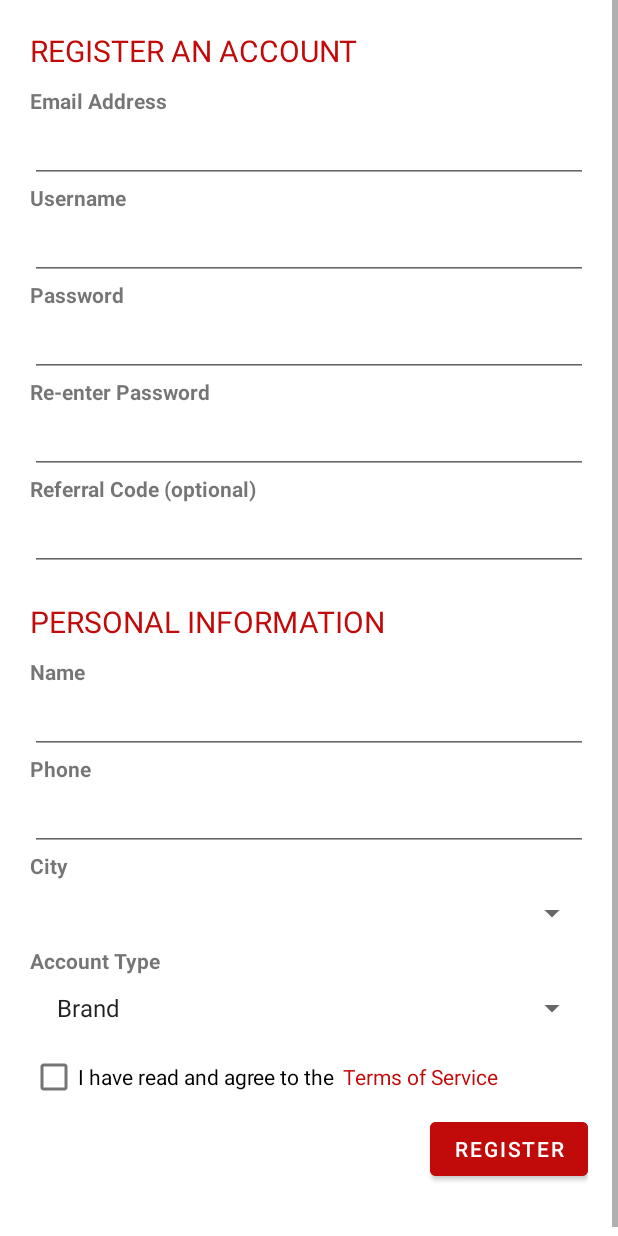
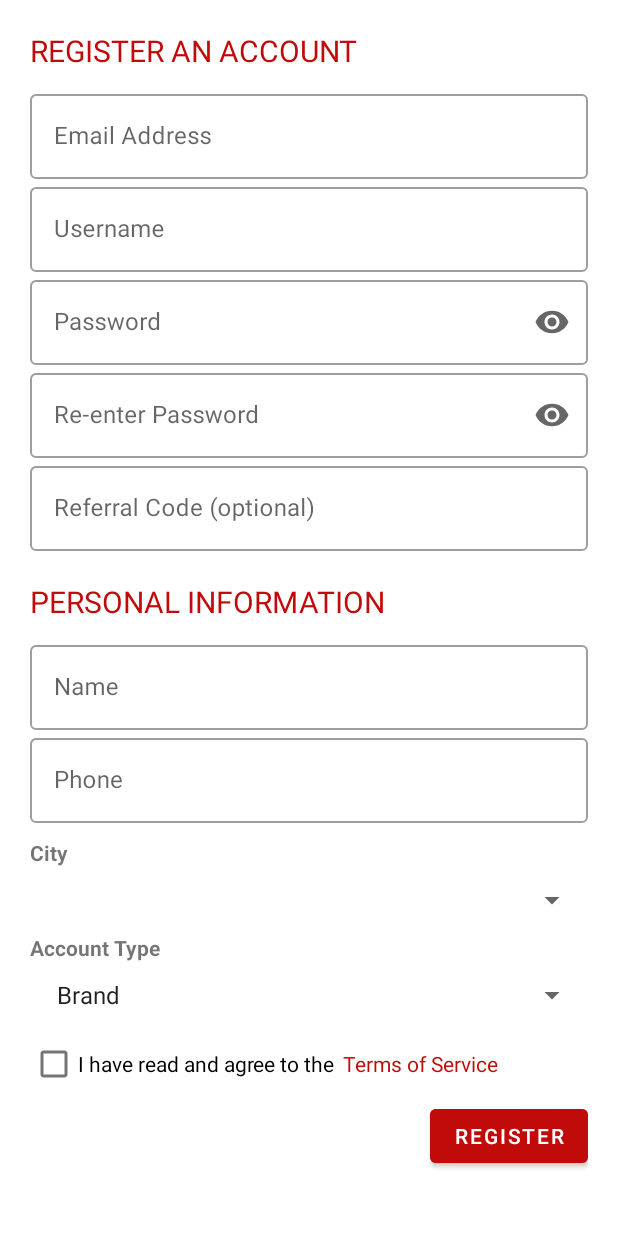
Before and after one commit to lumianecron/OnMarcy, an Android app: the RegisterFragment screen opened through its navigation route, on a phone screen of 412 x 824 dp. Run offline under Robolectric (Android 15) with nearby library versions, the light colour scheme and no system bars; libraries missing offline, so code that uses them is left out: com.toptoche.searchablespinnerlibrary; plain views replace SearchableSpinner.

Commit message:
layout changes

```diff
--- a/onmarcy/app/build.gradle
+++ b/onmarcy/app/build.gradle
@@ -60,4 +60,5 @@ dependencies {
 
     implementation 'de.hdodenhof:circleimageview:3.1.0'
     implementation 'com.github.bumptech.glide:glide:4.11.0'
+    api 'com.google.android.material:material:1.1.0-alpha06'
 }
--- a/onmarcy/app/src/main/java/com/android/onmarcy/LoginFragment.java
+++ b/onmarcy/app/src/main/java/com/android/onmarcy/LoginFragment.java
@@ -18,6 +18,8 @@ import android.widget.EditText;
 import android.widget.TextView;
 import android.widget.Toast;
 
+import com.google.android.material.textfield.TextInputEditText;
+import com.google.android.material.textfield.TextInputLayout;
 import com.google.gson.Gson;
 
 import org.json.JSONException;
@@ -31,7 +33,7 @@ import model.User;
  * create an instance of this fragment.
  */
 public class LoginFragment extends Fragment {
-    EditText edtUsername, edtPassword;
+    TextInputEditText edtUsername, edtPassword;
     Button btnLogin;
     TextView tvJoin;
 
--- a/onmarcy/app/src/main/java/com/android/onmarcy/ProfileFragment.java
+++ b/onmarcy/app/src/main/java/com/android/onmarcy/ProfileFragment.java
@@ -104,15 +104,6 @@ public class ProfileFragment extends Fragment {
                 });
             }
         });
-
-        btnSubmit.setOnClickListener(new View.OnClickListener() {
-            @Override
-            public void onClick(View view) {
-                User.logout();
-                Intent intent = new Intent(getActivity(), MainActivity.class);
-                startActivity(intent);
-            }
-        });
     }
 
     private void bindView(View view) {
@@ -170,7 +161,8 @@ public class ProfileFragment extends Fragment {
         boolean isValid = true;
         String errorMessage = "";
 
-        if (item.getItemId() == R.id.item_save) {
+        switch (item.getItemId()){
+            case R.id.item_save:
                 if (TextUtils.isEmpty(edtName.getText().toString())) {
                     edtName.setError(getResources().getString(R.string.please_fill_out_this_field));
                     isValid = false;
@@ -195,6 +187,10 @@ public class ProfileFragment extends Fragment {
                 if (isValid) {
                     Toast.makeText(getActivity(), "Berhasil", Toast.LENGTH_SHORT).show();
                 }
+            case R.id.item_logout:
+                User.logout();
+                Intent intent = new Intent(getActivity(), MainActivity.class);
+                startActivity(intent);
         }
         return super.onOptionsItemSelected(item);
     }
--- a/onmarcy/app/src/main/java/com/android/onmarcy/RegisterFragment.java
+++ b/onmarcy/app/src/main/java/com/android/onmarcy/RegisterFragment.java
@@ -26,6 +26,8 @@ import android.widget.Spinner;
 import android.widget.TextView;
 import android.widget.Toast;
 
+import com.google.android.material.textfield.TextInputEditText;
+
 import org.json.JSONArray;
 import org.json.JSONException;
 import org.json.JSONObject;
@@ -42,7 +44,7 @@ import model.User;
  * create an instance of this fragment.
  */
 public class RegisterFragment extends Fragment {
-    EditText edtEmail, edtUsername, edtPassword, edtConfirm, edtReferral, edtName, edtPhone;
+    TextInputEditText edtEmail, edtUsername, edtPassword, edtConfirm, edtReferral, edtName, edtPhone;
     TextView tvTerms;
     Spinner spCity, spType;
     CheckBox cbPolicy;
--- a/onmarcy/app/src/main/res/layout/fragment_login.xml
+++ b/onmarcy/app/src/main/res/layout/fragment_login.xml
@@ -16,20 +16,44 @@
         app:srcCompat="@drawable/logo"
         android:layout_marginBottom="20dp"/>
 
-    <EditText
-        android:id="@+id/edt_username"
+    <com.google.android.material.textfield.TextInputLayout
         android:layout_width="match_parent"
         android:layout_height="wrap_content"
         android:hint="@string/username"
-        android:layout_marginBottom="10dp"/>
+        style="@style/Widget.MaterialComponents.TextInputLayout.OutlinedBox"
+        app:endIconMode="clear_text">
 
-    <EditText
-        android:id="@+id/edt_password"
+        <com.google.android.material.textfield.TextInputEditText
+            android:id="@+id/edt_username"
+            android:layout_width="match_parent"
+            android:layout_height="wrap_content"/>
+
+    </com.google.android.material.textfield.TextInputLayout>
+
+    <com.google.android.material.textfield.TextInputLayout
         android:layout_width="match_parent"
         android:layout_height="wrap_content"
-        android:inputType="textPassword"
         android:hint="@string/password"
-        android:layout_marginBottom="10dp"/>
+        style="@style/Widget.MaterialComponents.TextInputLayout.OutlinedBox"
+        app:endIconMode="password_toggle">
+
+        <com.google.android.material.textfield.TextInputEditText
+            android:id="@+id/edt_password"
+            android:layout_width="match_parent"
+            android:layout_height="wrap_content"
+            android:inputType="textPassword"/>
+
+    </com.google.android.material.textfield.TextInputLayout>
+
+    <Button
+        android:id="@+id/btn_login"
+        android:layout_width="match_parent"
+        android:layout_height="wrap_content"
+        android:text="@string/login"
+        android:backgroundTint="@color/red3"
+        android:layout_gravity="right"
+        android:layout_marginTop="20dp"
+        android:textSize="16sp"/>
 
     <LinearLayout
         android:layout_width="wrap_content"
@@ -51,14 +75,4 @@
 
     </LinearLayout>
 
-    <Button
-        android:id="@+id/btn_login"
-        android:layout_width="match_parent"
-        android:layout_height="wrap_content"
-        android:text="@string/login"
-        android:backgroundTint="@color/red3"
-        android:layout_gravity="right"
-        android:layout_marginTop="20dp"
-        android:textSize="16sp"/>
-
 </LinearLayout>
--- a/onmarcy/app/src/main/res/layout/fragment_profile.xml
+++ b/onmarcy/app/src/main/res/layout/fragment_profile.xml
@@ -106,7 +106,6 @@
             android:layout_width="match_parent"
             android:layout_height="wrap_content"
             android:spinnerMode="dialog"
-            app:hintText="Select City"
             android:layout_marginBottom="10dp"/>
 
         <LinearLayout
--- a/onmarcy/app/src/main/res/layout/fragment_register.xml
+++ b/onmarcy/app/src/main/res/layout/fragment_register.xml
@@ -21,63 +21,74 @@
             android:textSize="20sp"
             android:layout_marginBottom="10dp"/>
 
-        <TextView
-            android:layout_width="wrap_content"
+
+        <com.google.android.material.textfield.TextInputLayout
+            android:layout_width="match_parent"
             android:layout_height="wrap_content"
-            android:text="@string/email_address"
-            android:textStyle="bold"/>
+            android:hint="@string/email_address"
+            style="@style/Widget.MaterialComponents.TextInputLayout.OutlinedBox"
+            app:endIconMode="clear_text">
 
-        <EditText
+            <com.google.android.material.textfield.TextInputEditText
                 android:id="@+id/edt_email"
                 android:layout_width="match_parent"
                 android:layout_height="wrap_content"
                 android:inputType="textEmailAddress"/>
+        </com.google.android.material.textfield.TextInputLayout>
 
-        <TextView
-            android:layout_width="wrap_content"
+        <com.google.android.material.textfield.TextInputLayout
+            android:layout_width="match_parent"
             android:layout_height="wrap_content"
-            android:text="@string/username"
-            android:textStyle="bold"/>
+            android:hint="@string/username"
+            style="@style/Widget.MaterialComponents.TextInputLayout.OutlinedBox"
+            app:endIconMode="clear_text">
 
-        <EditText
+            <com.google.android.material.textfield.TextInputEditText
                 android:id="@+id/edt_username"
                 android:layout_width="match_parent"
                 android:layout_height="wrap_content"/>
+        </com.google.android.material.textfield.TextInputLayout>
 
-        <TextView
-            android:layout_width="wrap_content"
+        <com.google.android.material.textfield.TextInputLayout
+            android:layout_width="match_parent"
             android:layout_height="wrap_content"
-            android:text="@string/password"
-            android:textStyle="bold"/>
+            android:hint="@string/password"
+            style="@style/Widget.MaterialComponents.TextInputLayout.OutlinedBox"
+            app:endIconMode="password_toggle">
 
-        <EditText
+            <com.google.android.material.textfield.TextInputEditText
                 android:id="@+id/edt_password"
                 android:layout_width="match_parent"
                 android:layout_height="wrap_content"
                 android:inputType="textPassword"/>
+        </com.google.android.material.textfield.TextInputLayout>
 
-        <TextView
-            android:layout_width="wrap_content"
+        <com.google.android.material.textfield.TextInputLayout
+            android:layout_width="match_parent"
             android:layout_height="wrap_content"
-            android:text="@string/re_enter_password"
-            android:textStyle="bold"/>
+            android:hint="@string/re_enter_password"
+            style="@style/Widget.MaterialComponents.TextInputLayout.OutlinedBox"
+            app:endIconMode="password_toggle">
 
-        <EditText
+            <com.google.android.material.textfield.TextInputEditText
                 android:id="@+id/edt_confirm"
                 android:layout_width="match_parent"
                 android:layout_height="wrap_content"
-            android:inputType="textPassword"/>
+                android:inputType="textPassword" />
+        </com.google.android.material.textfield.TextInputLayout>
 
-        <TextView
-            android:layout_width="wrap_content"
+        <com.google.android.material.textfield.TextInputLayout
+            android:layout_width="match_parent"
             android:layout_height="wrap_content"
-            android:text="@string/referral_code_optional"
-            android:textStyle="bold"/>
+            android:hint="@string/referral_code_optional"
+            style="@style/Widget.MaterialComponents.TextInputLayout.OutlinedBox"
+            app:endIconMode="clear_text">
 
-        <EditText
+            <com.google.android.material.textfield.TextInputEditText
                 android:id="@+id/edt_referral"
                 android:layout_width="match_parent"
                 android:layout_height="wrap_content"/>
+        </com.google.android.material.textfield.TextInputLayout>
 
         <TextView
             android:layout_width="wrap_content"
@@ -88,34 +99,39 @@
             android:layout_marginBottom="10dp"
             android:layout_marginTop="20dp"/>
 
-        <TextView
-            android:layout_width="wrap_content"
+        <com.google.android.material.textfield.TextInputLayout
+            android:layout_width="match_parent"
             android:layout_height="wrap_content"
-            android:text="@string/name"
-            android:textStyle="bold"/>
+            android:hint="@string/name"
+            style="@style/Widget.MaterialComponents.TextInputLayout.OutlinedBox"
+            app:endIconMode="clear_text">
 
-        <EditText
+            <com.google.android.material.textfield.TextInputEditText
                 android:id="@+id/edt_name"
                 android:layout_width="match_parent"
                 android:layout_height="wrap_content"/>
+        </com.google.android.material.textfield.TextInputLayout>
 
-        <TextView
-            android:layout_width="wrap_content"
+        <com.google.android.material.textfield.TextInputLayout
+            android:layout_width="match_parent"
             android:layout_height="wrap_content"
-            android:text="@string/phone"
-            android:textStyle="bold"/>
+            android:hint="@string/phone"
+            style="@style/Widget.MaterialComponents.TextInputLayout.OutlinedBox"
+            app:endIconMode="clear_text">
 
-        <EditText
+            <com.google.android.material.textfield.TextInputEditText
                 android:id="@+id/edt_phone"
                 android:layout_width="match_parent"
                 android:layout_height="wrap_content"
                 android:inputType="phone"/>
+        </com.google.android.material.textfield.TextInputLayout>
 
         <TextView
             android:layout_width="wrap_content"
             android:layout_height="wrap_content"
             android:text="@string/city"
-            android:textStyle="bold"/>
+            android:textStyle="bold"
+            android:layout_marginTop="10dp"/>
 
         <com.toptoche.searchablespinnerlibrary.SearchableSpinner
             android:id="@+id/sp_city"
--- a/onmarcy/app/src/main/res/menu/profile_menu.xml
+++ b/onmarcy/app/src/main/res/menu/profile_menu.xml
@@ -3,14 +3,13 @@
     xmlns:android="http://schemas.android.com/apk/res/android">
 
     <item
-        android:id="@+id/item_logout"
-        android:title="Logout"
-        android:icon="@drawable/ic_logout"
-        app:showAsAction="never"
-        />
-
-    <item
         android:id="@+id/item_save"
         android:title="Save"
         app:showAsAction="always" />
+
+    <item
+        android:id="@+id/item_logout"
+        android:icon="@drawable/ic_logout"
+        android:title="Logout"
+        app:showAsAction="always" />
 </menu>
```
Lines whose indentation alone changed are shown as unchanged.
